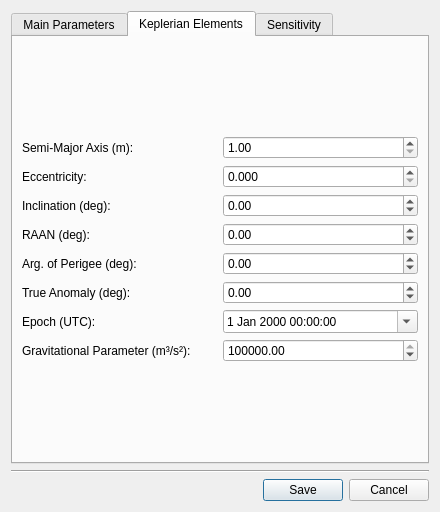
This is pastrocore/gui_pyside/dialog_editor_space_telescope.ui in Torward1024/pAstroCORE as Qt 5 draws it before an edit. The edited form follows.
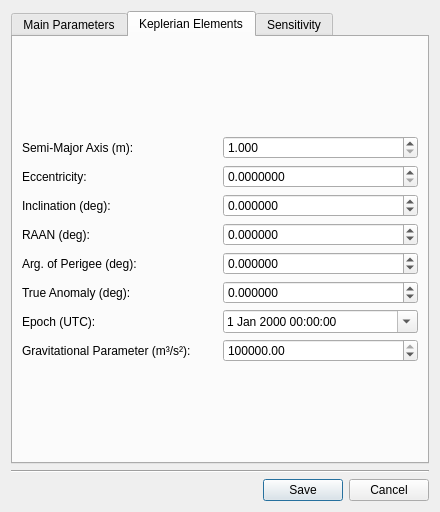
This is the edited form. The open tabs and pages were chosen to show the change. Icons and pictures are not drawn.

Commit message:
15.09.2026 -- Positions at their edges, linear feeds, editors rounding.
A source between -1 and 0 degrees keeps its sign in -0.0, and three places
read it as positive. The VEX writer wrote `int(de_d)` with `+03d` -- `+00` --
so the file sent to the correlator put such a source up to two degrees from
where it is.

Diff of the .ui file:
```diff
--- a/pastrocore/gui_pyside/dialog_editor_space_telescope.ui
+++ b/pastrocore/gui_pyside/dialog_editor_space_telescope.ui
@@ -357,7 +357,7 @@
          <item row="5" column="1">
           <widget class="QDoubleSpinBox" name="nuEdit">
            <property name="decimals">
-            <number>2</number>
+            <number>6</number>
            </property>
            <property name="minimum">
             <double>-360.000000000000000</double>
@@ -414,7 +414,7 @@
          <item row="1" column="1">
           <widget class="QDoubleSpinBox" name="eccentricityEdit">
            <property name="decimals">
-            <number>3</number>
+            <number>7</number>
            </property>
            <property name="minimum">
             <double>0.000000000000000</double>
@@ -427,7 +427,7 @@
          <item row="4" column="1">
           <widget class="QDoubleSpinBox" name="argpEdit">
            <property name="decimals">
-            <number>2</number>
+            <number>6</number>
            </property>
            <property name="minimum">
             <double>-360.000000000000000</double>
@@ -447,7 +447,7 @@
          <item row="2" column="1">
           <widget class="QDoubleSpinBox" name="inclinationEdit">
            <property name="decimals">
-            <number>2</number>
+            <number>6</number>
            </property>
            <property name="minimum">
             <double>-360.000000000000000</double>
@@ -467,7 +467,7 @@
          <item row="0" column="1">
           <widget class="QDoubleSpinBox" name="semiMajorAxisEdit">
            <property name="decimals">
-            <number>2</number>
+            <number>3</number>
            </property>
            <property name="minimum">
             <double>1.000000000000000</double>
@@ -487,7 +487,7 @@
          <item row="3" column="1">
           <widget class="QDoubleSpinBox" name="raanEdit">
            <property name="decimals">
-            <number>2</number>
+            <number>6</number>
            </property>
            <property name="minimum">
             <double>-10000000.000000000000000</double>
```
The commit also changes 17 other files.
